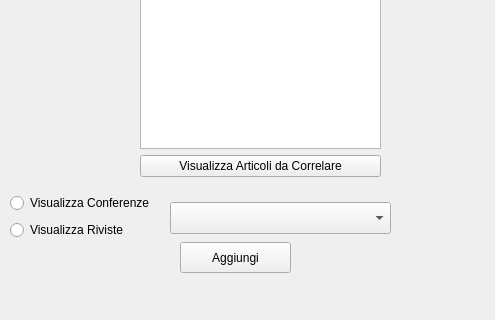
This is Progetto/paginaarticolo.ui in marcovirgillo/ProgettoPO as Qt 5 draws it before an edit; both pictures show x 0 to 495 and y 448 to 768 of the 1024 by 768 pixel window. The edited form follows.
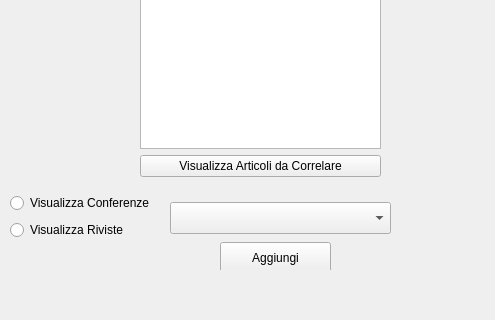
This is the edited form.

Diff of the .ui file:
```diff
--- a/Progetto/paginaarticolo.ui
+++ b/Progetto/paginaarticolo.ui
@@ -135,7 +135,7 @@
       </rect>
      </property>
     </widget>
-    <widget class="QWidget" name="">
+    <widget class="QWidget" name="layoutWidget">
      <property name="geometry">
       <rect>
        <x>140</x>
@@ -157,7 +157,7 @@
       </item>
      </layout>
     </widget>
-    <widget class="QWidget" name="">
+    <widget class="QWidget" name="layoutWidget">
      <property name="geometry">
       <rect>
        <x>140</x>
@@ -179,7 +179,7 @@
       </item>
      </layout>
     </widget>
-    <widget class="QWidget" name="">
+    <widget class="QWidget" name="layoutWidget">
      <property name="geometry">
       <rect>
        <x>10</x>
@@ -205,13 +205,10 @@
       </item>
      </layout>
     </widget>
-   </widget>
-   <widget class="QWidget" name="page2"/>
-  </widget>
   <widget class="QPushButton" name="buttonAggiungi">
    <property name="geometry">
     <rect>
-     <x>180</x>
+       <x>220</x>
      <y>690</y>
      <width>111</width>
      <height>31</height>
@@ -220,6 +217,8 @@
    <property name="text">
     <string>Aggiungi</string>
    </property>
+    </widget>
+   </widget>
   </widget>
  </widget>
  <resources/>
```
Lines whose indentation alone changed are shown as unchanged.
